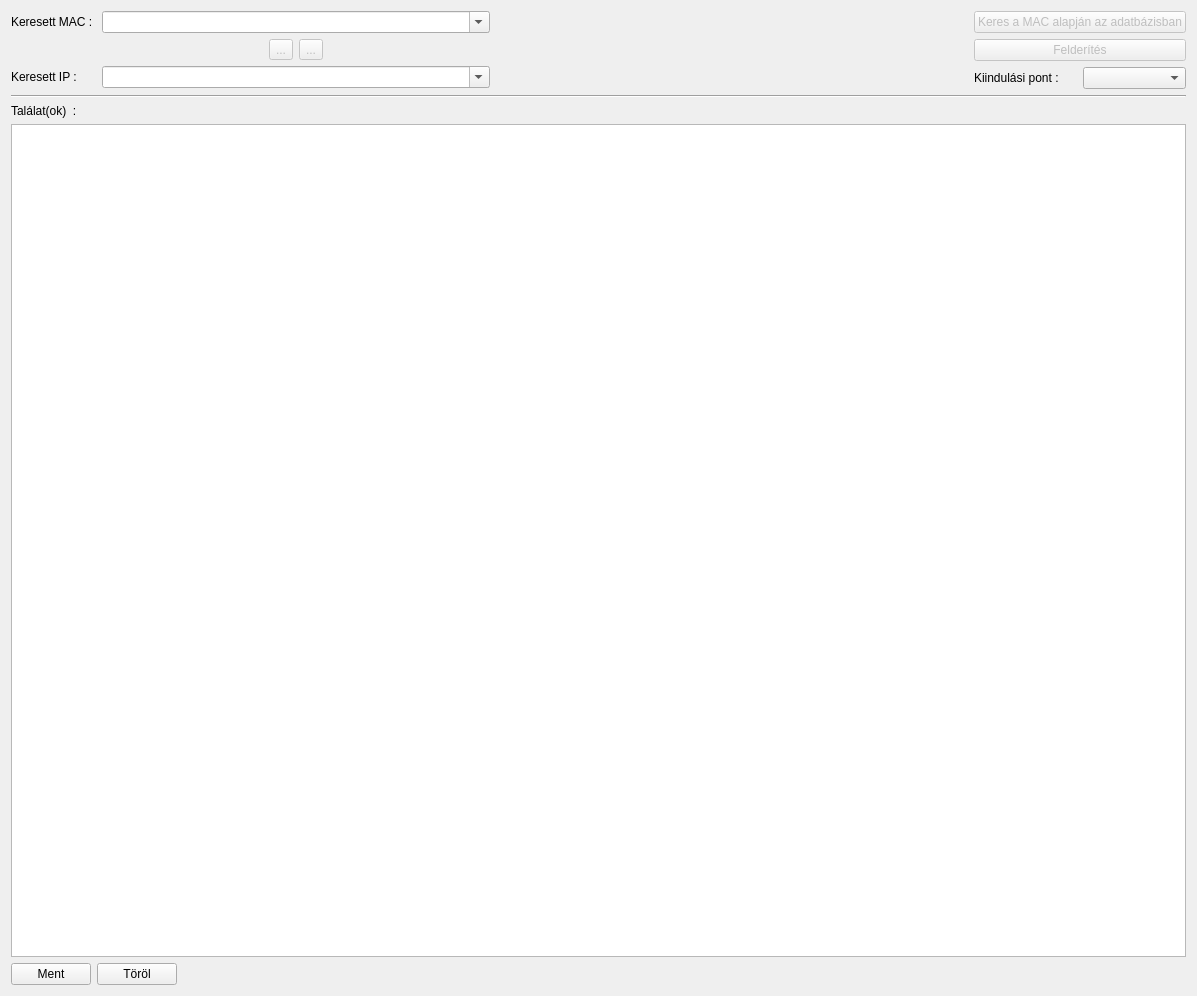
Qt form lv2g/findbymac.ui (csikfer/lanview2) before a commit.
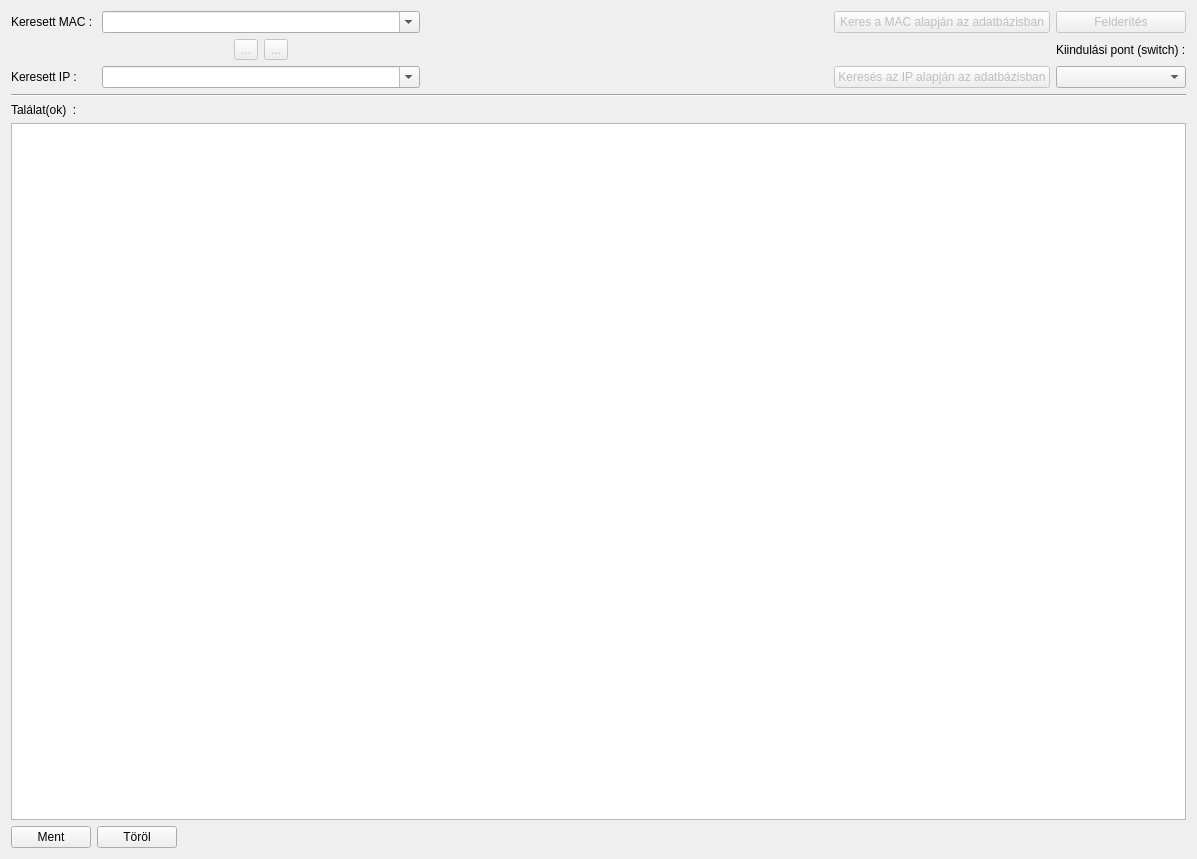
The same form after that commit. Icons and pictures are not drawn.

The edit to the form file:
```diff
--- a/lv2g/findbymac.ui
+++ b/lv2g/findbymac.ui
@@ -7,7 +7,7 @@
     <x>0</x>
     <y>0</y>
     <width>1197</width>
-    <height>996</height>
+    <height>859</height>
    </rect>
   </property>
   <property name="windowTitle">
@@ -120,7 +120,13 @@
       </spacer>
      </item>
      <item>
-      <layout class="QVBoxLayout" name="verticalLayout">
+      <layout class="QVBoxLayout" name="verticalLayout_3">
+       <property name="leftMargin">
+        <number>0</number>
+       </property>
+       <property name="rightMargin">
+        <number>0</number>
+       </property>
        <item>
         <widget class="QPushButton" name="pushButtonFindMac">
          <property name="enabled">
@@ -132,6 +138,36 @@
         </widget>
        </item>
        <item>
+        <spacer name="spacer">
+         <property name="orientation">
+          <enum>Qt::Vertical</enum>
+         </property>
+         <property name="sizeType">
+          <enum>QSizePolicy::Expanding</enum>
+         </property>
+         <property name="sizeHint" stdset="0">
+          <size>
+           <width>10</width>
+           <height>25</height>
+          </size>
+         </property>
+        </spacer>
+       </item>
+       <item>
+        <widget class="QPushButton" name="pushButtonFindIp">
+         <property name="enabled">
+          <bool>false</bool>
+         </property>
+         <property name="text">
+          <string>Keresés az IP alapján az adatbázisban</string>
+         </property>
+        </widget>
+       </item>
+      </layout>
+     </item>
+     <item>
+      <layout class="QVBoxLayout" name="verticalLayout">
+       <item>
         <widget class="QPushButton" name="pushButtonExplore">
          <property name="enabled">
           <bool>false</bool>
@@ -142,18 +178,14 @@
         </widget>
        </item>
        <item>
-        <layout class="QHBoxLayout" name="horizontalLayout_3">
-         <item>
           <widget class="QLabel" name="labelSw">
            <property name="text">
-            <string>Kiindulási pont :</string>
+          <string>Kiindulási pont (switch) :</string>
            </property>
           </widget>
          </item>
          <item>
           <widget class="QComboBox" name="comboBoxSw"/>
-         </item>
-        </layout>
        </item>
       </layout>
      </item>
```
Lines whose indentation alone changed are shown as unchanged.
